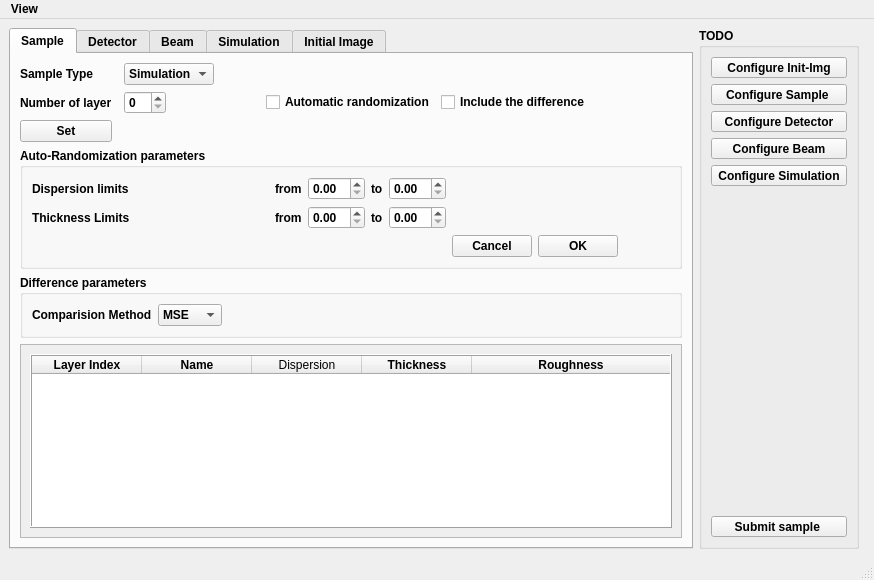
Qt form siegmainwindow.ui (amirtosson/GISASSimulationBornAgainBased) before a commit.
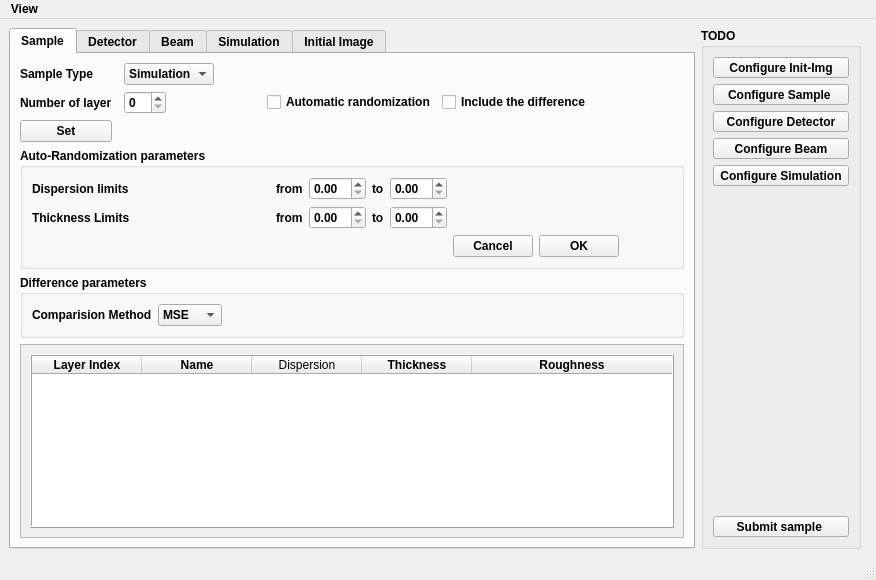
The same form after that commit.

```diff
--- a/siegmainwindow.ui
+++ b/siegmainwindow.ui
@@ -6,7 +6,7 @@
    <rect>
     <x>0</x>
     <y>0</y>
-    <width>731</width>
+    <width>876</width>
     <height>580</height>
    </rect>
   </property>
@@ -335,7 +335,7 @@
             <rect>
              <x>0</x>
              <y>0</y>
-             <width>512</width>
+             <width>657</width>
              <height>196</height>
             </rect>
            </property>
@@ -629,7 +629,7 @@
     <rect>
      <x>0</x>
      <y>0</y>
-     <width>731</width>
+     <width>876</width>
      <height>20</height>
     </rect>
    </property>
```
